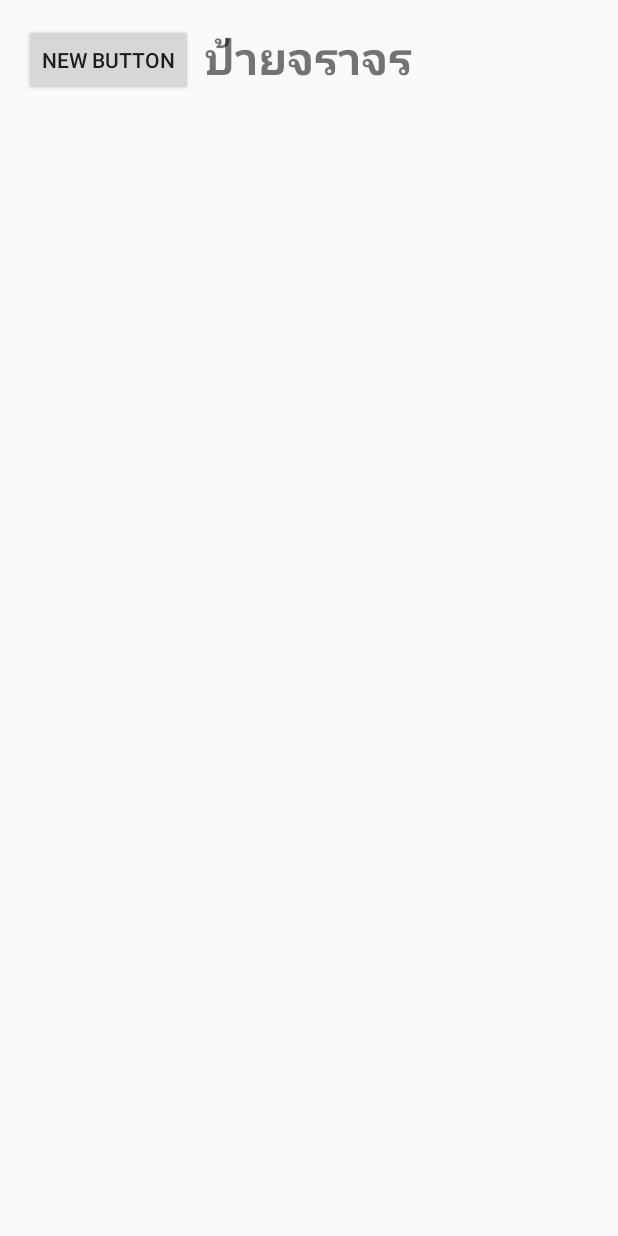
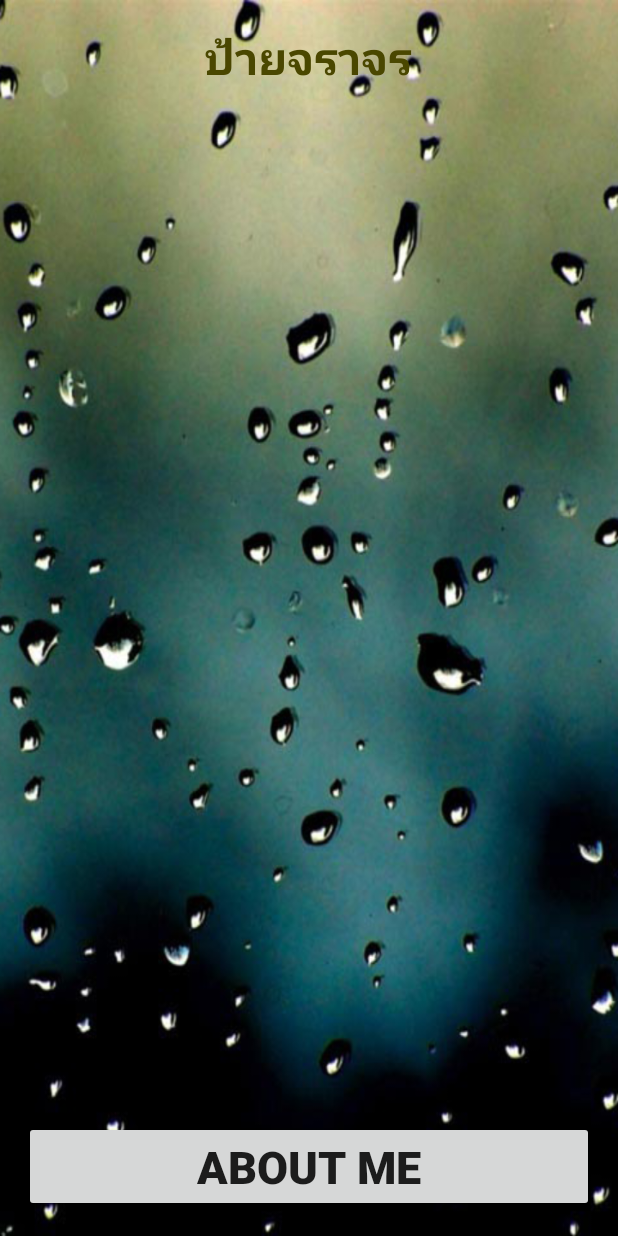
Before and after one commit to linkornz/Show-Traffic, an Android app: the screen it shows after launch (MainActivity), on a phone screen of 412 x 824 dp. Run offline under Robolectric (Android 15) with nearby library versions, the phone set to English and light mode, and no system bars.

Commit message:
Sound Effect

```diff
--- a/app/src/main/java/egat/kampeepan/showtraffic/MainActivity.java
+++ b/app/src/main/java/egat/kampeepan/showtraffic/MainActivity.java
@@ -1,13 +1,40 @@
 package egat.kampeepan.showtraffic;
 
+import android.media.MediaPlayer;
 import android.support.v7.app.AppCompatActivity;
 import android.os.Bundle;
+import android.view.View;
+import android.widget.Button;
+import android.widget.ListView;
 
 public class MainActivity extends AppCompatActivity {
+
+    //Explicit
+    private ListView listView;
+    private Button button;
 
     @Override
     protected void onCreate(Bundle savedInstanceState) {
         super.onCreate(savedInstanceState);
-        setContentView(R.layout.activity_main);
-    }
-}
+        setContentView(R.layout.activity_main); //Statement
+
+        //Bind Widget
+        listView = (ListView) findViewById(R.id.listView);  //R=ที่เก็บรายชื่อ widget ทั้งหมด
+        button = (Button) findViewById(R.id.button);    //Alt+enter = cast to ...
+
+        //Button Controller
+        button.setOnClickListener(new View.OnClickListener() {
+            @Override
+            public void onClick(View v) {
+
+                //Sound Effect
+                MediaPlayer mediaPlayer = MediaPlayer.create(getBaseContext(), R.raw.cat);
+                mediaPlayer.start();
+
+            }   //onClick
+        });
+
+    }   //Main Method
+
+
+}   //Main Class
--- a/app/src/main/res/layout/activity_main.xml
+++ b/app/src/main/res/layout/activity_main.xml
@@ -7,7 +7,8 @@
     android:paddingLeft="@dimen/activity_horizontal_margin"
     android:paddingRight="@dimen/activity_horizontal_margin"
     android:paddingTop="@dimen/activity_vertical_margin"
-    tools:context="egat.kampeepan.showtraffic.MainActivity">
+    tools:context="egat.kampeepan.showtraffic.MainActivity"
+    android:background="@drawable/bg28">
 
     <TextView
         android:layout_width="wrap_content"
@@ -16,11 +17,25 @@
         android:id="@+id/textView"
         android:textSize="@dimen/h1"
         android:textStyle="bold"
-        android:layout_centerHorizontal="true" />
+        android:layout_centerHorizontal="true"
+        android:textColor="@color/text" />
 
     <Button
+        android:layout_width="match_parent"
+        android:layout_height="wrap_content"
+        android:text="@string/aboutme"
+        android:id="@+id/button"
+        android:textSize="@dimen/h1"
+        android:layout_centerHorizontal="true"
+        android:layout_alignParentBottom="true"
+        android:textStyle="bold" />
+
+    <ListView
         android:layout_width="wrap_content"
         android:layout_height="wrap_content"
-        android:text="New Button"
-        android:id="@+id/button" />
+        android:id="@+id/listView"
+        android:layout_below="@+id/textView"
+        android:layout_above="@+id/button"
+        android:layout_marginTop="15dp"
+        android:layout_marginBottom="15dp" />
 </RelativeLayout>
--- a/app/src/main/res/values/colors.xml
+++ b/app/src/main/res/values/colors.xml
@@ -3,4 +3,6 @@
     <color name="colorPrimary">#3F51B5</color>
     <color name="colorPrimaryDark">#303F9F</color>
     <color name="colorAccent">#FF4081</color>
+
+    <color name="text">#4a4700</color>
 </resources>
--- a/app/src/main/res/values/strings.xml
+++ b/app/src/main/res/values/strings.xml
@@ -3,4 +3,6 @@
 
     <string name="title_main">ป้ายจราจร</string>
 
+    <string name="aboutme">About Me</string>
+
 </resources>
```
Also changed, not shown: app/src/main/res/drawable/bg28.png (added), 1 other file.
